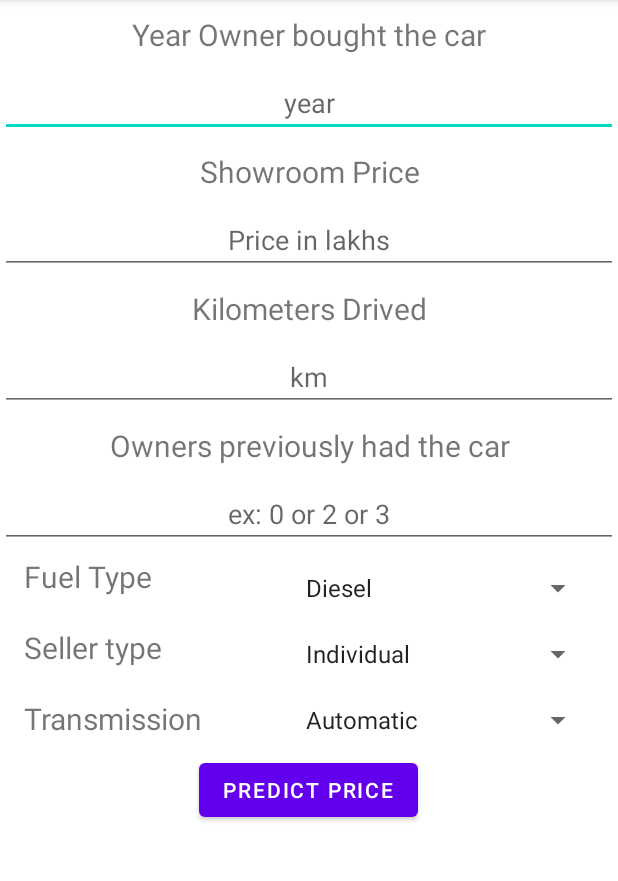
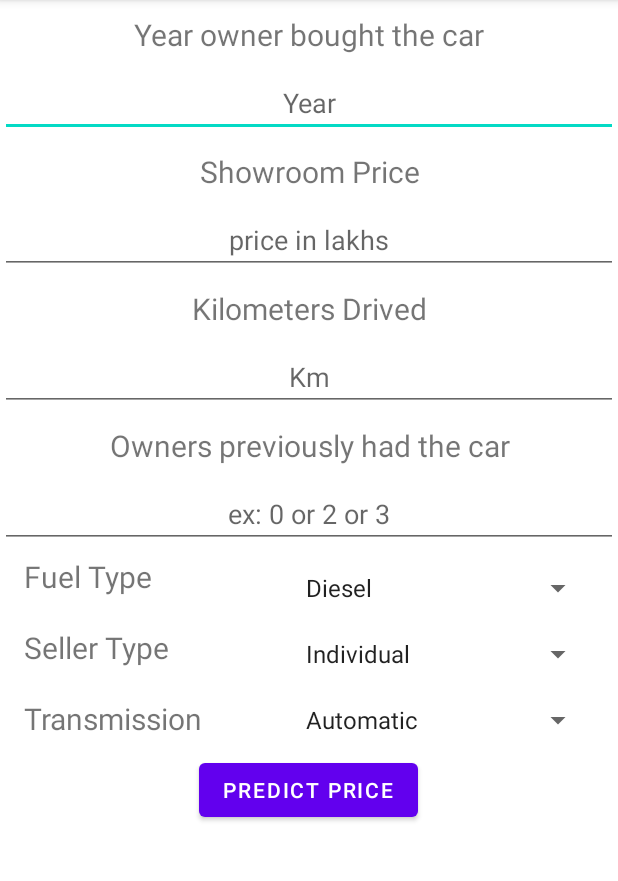
Before and after one commit to dhanasureshr/car-price-predition-using-ml, an Android app: the screen it shows after launch (MainActivity), on a phone screen of 412 x 824 dp, the part 84-965 px from its top. Run offline under Robolectric (Android 15) with nearby library versions, the light colour scheme and no system bars; our stand-ins replace Volley.

Commit message:
layout update phase3

```diff
--- a/app/src/main/res/layout/activity_main.xml
+++ b/app/src/main/res/layout/activity_main.xml
@@ -9,7 +9,7 @@
     <TextView
         android:layout_width="match_parent"
         android:layout_height="wrap_content"
-        android:text="Year Owner bought the car"
+        android:text="@string/Year_owner"
         android:textSize="20sp"
         android:textAlignment="center"
         android:layout_marginTop="9dp">
@@ -17,7 +17,7 @@
     <EditText
         android:layout_width="match_parent"
         android:layout_height="wrap_content"
-        android:hint="year"
+        android:hint="@string/year_Edittext"
         android:textAlignment="center"
         android:inputType="number"
         android:id="@+id/year"
@@ -26,7 +26,7 @@
     <TextView
         android:layout_width="match_parent"
         android:layout_height="wrap_content"
-        android:text="Showroom Price"
+        android:text="@string/Showroom"
         android:textSize="20sp"
         android:textAlignment="center"
         android:layout_marginTop="9dp">
@@ -35,7 +35,7 @@
     <EditText
         android:layout_width="match_parent"
         android:layout_height="wrap_content"
-        android:hint="Price in lakhs"
+        android:hint="@string/Price_Edittext"
         android:textAlignment="center"
         android:inputType="numberDecimal"
         android:id="@+id/price"
@@ -44,7 +44,7 @@
     <TextView
         android:layout_width="match_parent"
         android:layout_height="wrap_content"
-        android:text="Kilometers Drived"
+        android:text="@string/Kilometers"
         android:textSize="20sp"
         android:textAlignment="center"
         android:layout_marginTop="9dp"
@@ -54,7 +54,7 @@
     <EditText
         android:layout_width="match_parent"
         android:layout_height="wrap_content"
-        android:hint="km"
+        android:hint="@string/Km_Edittext"
         android:textAlignment="center"
         android:inputType="number"
         android:id="@+id/km"
@@ -63,7 +63,7 @@
     <TextView
         android:layout_width="match_parent"
         android:layout_height="wrap_content"
-        android:text="Owners previously had the car"
+        android:text="@string/Owner"
         android:textSize="20sp"
         android:textAlignment="center"
         android:layout_marginTop="9dp"
@@ -71,7 +71,7 @@
     <EditText
         android:layout_width="match_parent"
         android:layout_height="wrap_content"
-        android:hint="ex: 0 or 2 or 3"
+        android:hint="@string/Owner_Edittext"
         android:textAlignment="center"
         android:id="@+id/owner"
         android:inputType="number"
@@ -91,7 +91,7 @@
         <TextView
             android:layout_width="140dp"
             android:layout_height="wrap_content"
-            android:text="Fuel Type"
+            android:text="@string/Fuel_type"
             android:textSize="20sp"
             android:id="@+id/fuelview"
             />
@@ -107,7 +107,7 @@
         <TextView
             android:layout_width="140dp"
             android:layout_height="wrap_content"
-            android:text="Seller type"
+            android:text="@string/Seller_type"
             android:textSize="20sp"
             android:layout_below="@+id/fuelview"
             android:layout_marginTop="20dp"
@@ -126,7 +126,7 @@
         <TextView
             android:layout_width="140dp"
             android:layout_height="wrap_content"
-            android:text="Transmission"
+            android:text="@string/Transmission"
             android:textSize="20sp"
             android:layout_below="@+id/sellerview"
             android:layout_marginTop="20dp"
@@ -149,7 +149,7 @@
             android:layout_centerHorizontal="true"
             android:layout_marginTop="10dp"
             android:id="@+id/predict"
-            android:text="Predict price"
+            android:text="@string/Predict"
             />
 
         <TextView
--- a/app/src/main/res/values/strings.xml
+++ b/app/src/main/res/values/strings.xml
@@ -15,4 +15,17 @@
         <item>Automatic</item>
         <item>Mannual</item>
     </string-array>
+
+    <string name="Transmission">Transmission</string>
+    <string name="Seller_type">Seller Type</string>
+    <string name="Fuel_type">Fuel Type</string>
+    <string name="Owner_Edittext">ex: 0 or 2 or 3</string>
+    <string name="Owner">Owners previously had the car</string>
+    <string name="Km_Edittext">Km</string>
+    <string name="Kilometers">Kilometers Drived</string>
+    <string name="Price_Edittext">price in lakhs</string>
+    <string name="Showroom">Showroom Price</string>
+    <string name="year_Edittext">Year</string>
+    <string name="Year_owner">Year owner bought the car</string>
+    <string name="Predict">Predict Price</string>
 </resources>
```
